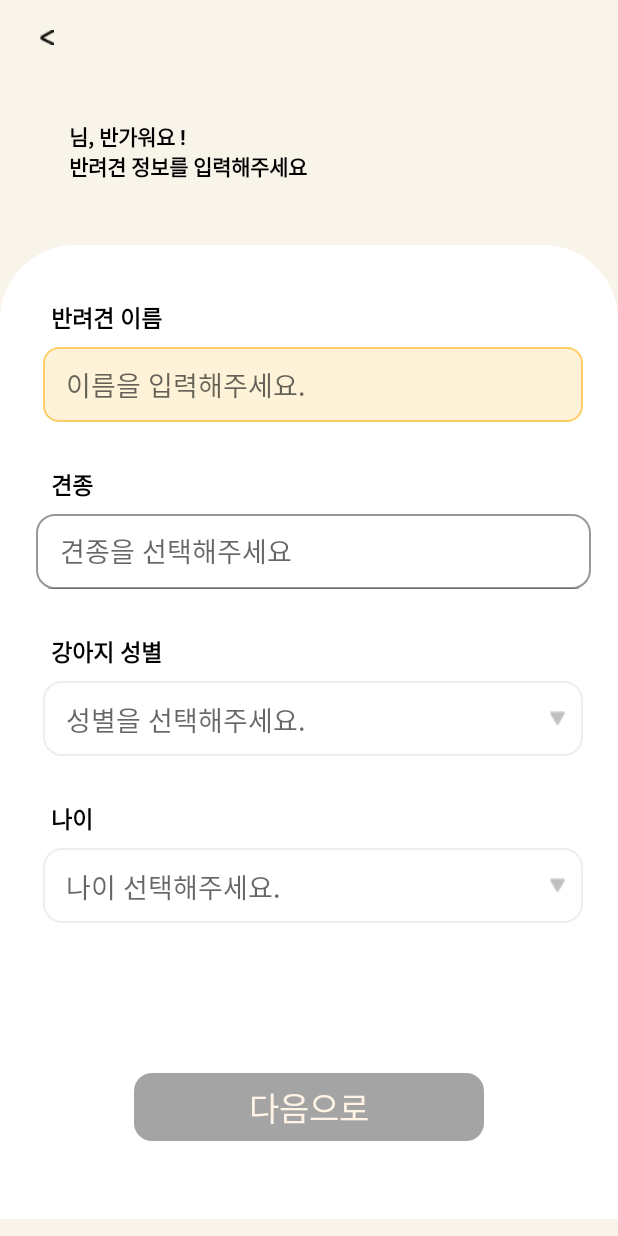
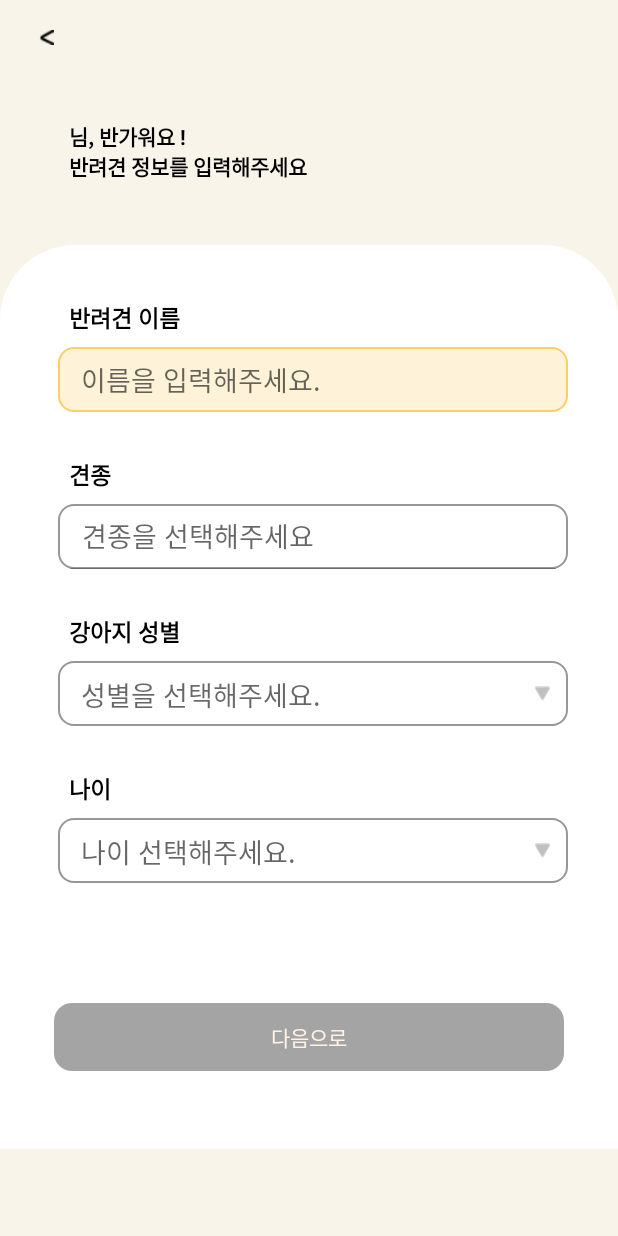
Before and after one commit to DogPlannet/android2, an Android app: the DogRegisterActivity screen opened directly, with no data from a screen before it, on a phone screen of 412 x 824 dp. Run offline under Robolectric (Android 15) with nearby library versions, the phone set to English and light mode, and no system bars.

Commit message:
버튼 위치&텍스트 위치 임의로 설정 및 에딧텍스트, 스피너 등 크기 맞춤

```diff
--- a/app/src/main/res/drawable-v24/dog_register_frame.xml
+++ b/app/src/main/res/drawable-v24/dog_register_frame.xml
@@ -3,11 +3,11 @@
     <item>
         <shape android:shape="rectangle">
             <solid android:color="#FFFFFF"/>
-            <corners android:radius="12dp" />
+            <corners android:radius="10dp" />
             <padding android:right="12dp" />
             <stroke
                 android:width="1dp"
-                android:color="#EEEEEE" />
+                android:color="#979797" />
         </shape>
     </item>
     <item
--- a/app/src/main/res/drawable/dogbreed_search.xml
+++ b/app/src/main/res/drawable/dogbreed_search.xml
@@ -6,7 +6,7 @@
                 android:shape="rectangle">
                 <stroke android:width="1dp" android:color="#979797"/>
                 <solid android:color="#ffffff"/>
-                <corners android:radius="12dp"/>
+                <corners android:radius="10dp"/>
             </shape>
         </item>
         <item android:state_selected="true">
@@ -15,7 +15,7 @@
                 <stroke android:width="1dp" android:color="#979797"/>
                 <solid android:color="#ffffff"/>
                 <corners android:bottomRightRadius="0dp" android:bottomLeftRadius="0dp"
-                    android:topRightRadius="12dp" android:topLeftRadius="12dp"
+                    android:topRightRadius="10dp" android:topLeftRadius="10dp"
                     />
             </shape>
         </item>
--- a/app/src/main/res/drawable/dogbreed_searchbox.xml
+++ b/app/src/main/res/drawable/dogbreed_searchbox.xml
@@ -3,5 +3,5 @@
             android:shape="rectangle">
             <stroke android:width="1dp" android:color="#979797"/>
             <solid android:color="#ffffff"/>
-            <corners android:radius="12dp"/>
+            <corners android:radius="10dp"/>
 </shape>
--- a/app/src/main/res/drawable/info_edittext_rounded_corner_rectangle.xml
+++ b/app/src/main/res/drawable/info_edittext_rounded_corner_rectangle.xml
@@ -17,7 +17,7 @@
         <shape xmlns:android="http://schemas.android.com/apk/res/android" android:shape="rectangle">
             <stroke
                 android:width="1dp"
-                android:color="#767676" />
+                android:color="#979797" />
             <corners android:radius="10dp"/>
             <solid
                 android:color="#FFFFFF" />
--- a/app/src/main/res/layout/activity_dog_register.xml
+++ b/app/src/main/res/layout/activity_dog_register.xml
@@ -25,7 +25,7 @@
         app:layout_constraintEnd_toEndOf="parent"
         app:layout_constraintHorizontal_bias="0.0"
         app:layout_constraintStart_toStartOf="parent"
-        app:layout_constraintTop_toBottomOf="@+id/describe2"/>
+        app:layout_constraintTop_toBottomOf="@+id/describe2" />
 
     <androidx.appcompat.widget.AppCompatButton
         android:id="@+id/back_button"
@@ -93,15 +93,14 @@
         android:textColor="@color/black"
         android:textStyle="bold"
         android:layout_marginTop="200dp"
-        android:layout_marginRight="270dp"
-        app:layout_constraintEnd_toEndOf="parent"
-        app:layout_constraintStart_toStartOf="parent"
+        android:layout_marginLeft="10dp"
+        app:layout_constraintStart_toEndOf="@+id/back_button"
         app:layout_constraintTop_toTopOf="parent" />
 
     <EditText
         android:id="@+id/dog_name_edt_text"
-        android:layout_width="360dp"
-        android:layout_height="50dp"
+        android:layout_width="340dp"
+        android:layout_height="43dp"
         android:background="@drawable/info_edittext_rounded_corner_rectangle"
         android:paddingStart="15dp"
         android:hint="이름을 입력해주세요."
@@ -133,8 +132,8 @@
 
     <androidx.appcompat.widget.SearchView
         android:id="@+id/breed_search"
-        android:layout_width="370dp"
-        android:layout_height="50dp"
+        android:layout_width="340dp"
+        android:layout_height="43dp"
         android:background="@drawable/dogbreed_search"
         android:maxLength="10"
         android:textSize="18sp"
@@ -154,7 +153,7 @@
         android:scrollbarFadeDuration="0"
         android:id="@+id/rv_phone_book"
         android:paddingBottom="1dp"
-        android:layout_width="370dp"
+        android:layout_width="340dp"
         android:layout_height="210dp"
         android:background="@drawable/dogbreed_searchbox"
         android:translationZ="90dp"
@@ -182,11 +181,11 @@
 
     <Spinner
         android:id="@+id/dog_gender_spinner"
-        android:layout_width="360dp"
-        android:layout_height="50dp"
+        android:layout_width="340dp"
+        android:layout_height="43dp"
         android:layout_marginStart="5dp"
         android:layout_marginTop="8dp"
-        android:dropDownWidth="355dp"
+        android:dropDownWidth="340dp"
         android:background="@drawable/dog_register_frame"
         android:spinnerMode="dropdown"
         app:layout_constraintEnd_toEndOf="parent"
@@ -208,14 +207,13 @@
 
     <Spinner
         android:id="@+id/dog_age_spinner"
-        android:layout_width="360dp"
-        android:layout_height="50dp"
+        android:layout_width="340dp"
+        android:layout_height="43dp"
         android:background="@drawable/dog_register_frame"
         android:spinnerMode="dropdown"
-        android:dropDownWidth="355dp"
+        android:dropDownWidth="340dp"
         android:layout_marginTop="8dp"
         android:layout_marginLeft="5dp"
-
         app:layout_constraintEnd_toEndOf="parent"
         app:layout_constraintStart_toStartOf="parent"
         android:layout_marginBottom="80dp"
@@ -224,13 +222,12 @@
 
     <androidx.appcompat.widget.AppCompatButton
         android:id="@+id/next_page_btn"
-        android:layout_width="233dp"
+        android:layout_width="340dp"
         android:layout_height="45dp"
-        android:layout_marginTop="100dp"
+        android:layout_marginTop="80dp"
         android:background="@drawable/disabled_button"
         android:text="다음으로"
         android:textColor="#FFF3E5"
-        android:textSize="22sp"
         app:layout_constraintTop_toBottomOf="@id/dog_age_spinner"
         android:layout_marginBottom="52dp"
         app:layout_constraintBottom_toBottomOf="parent"
--- a/app/src/main/res/layout/activity_dog_register_end.xml
+++ b/app/src/main/res/layout/activity_dog_register_end.xml
@@ -114,13 +114,13 @@
 
     <androidx.appcompat.widget.AppCompatButton
         android:id="@+id/go_homepage_btn"
-        android:layout_width="233dp"
+        android:layout_width="340dp"
         android:layout_height="45dp"
         android:background="@drawable/start_button"
         android:gravity="center"
         android:text="메인으로 이동"
         android:textColor="#FFF3E5"
-        android:layout_marginBottom="52dp"
+        android:layout_marginBottom="57dp"
         app:layout_constraintBottom_toBottomOf="parent"
         app:layout_constraintEnd_toEndOf="parent"
         app:layout_constraintStart_toStartOf="parent" />
--- a/app/src/main/res/layout/activity_signupcomplete.xml
+++ b/app/src/main/res/layout/activity_signupcomplete.xml
@@ -51,9 +51,9 @@
     <android.widget.Button
         android:id="@+id/agree_btn"
         style="@style/ColoredButton"
-        android:layout_width="233dp"
+        android:layout_width="320dp"
         android:layout_height="45dp"
-        android:layout_marginBottom="52dp"
+        android:layout_marginBottom="57dp"
         android:background="@drawable/agree_nextbtn_color"
         app:layout_constraintStart_toStartOf="parent"
         app:layout_constraintEnd_toEndOf="parent"
```
Also changed, not shown: app/src/main/res/layout/activity_agree.xml (+5 -5 lines), app/src/main/res/layout/activity_info.xml (+12 -13 lines).
